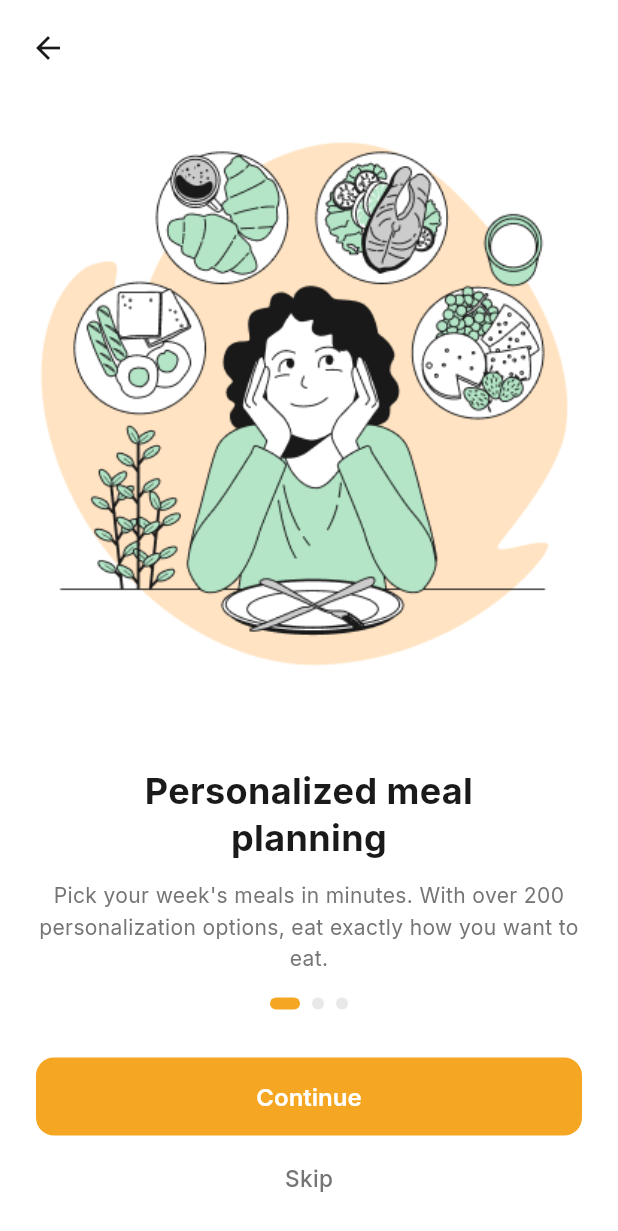
After one commit to Souro-v/meal_planers, a Flutter app: the OnboardingScreen screen opened by its route, on a phone screen of 412 x 824 dp. The commit adds this screen. Shown: the top 1231 px of the screen. Run offline on Flutter 3.47's test engine with Material 3 defaults, Android fonts, the phone set to English and light mode, and no system bars; our stand-ins replace font_awesome_flutter, get, google_fonts.

Commit message:
onboarding

```diff
--- a/lib/app/routes/app_routes.dart
+++ b/lib/app/routes/app_routes.dart
@@ -5,25 +5,27 @@ import '../../features/auth/screens/login_screen.dart';
 import '../../features/auth/screens/forgot_password_screen.dart';
 import '../../features/auth/screens/verify_code_screen.dart';
 import '../../features/auth/screens/reset_password_screen.dart';
+import '../../features/onboarding/screens/onboarding_screen.dart';
 
 class AppRoutes {
   // ── Names ─────────────────────────────────────
-  static const splash         = '/';
-  static const signup         = '/signup';
-  static const login          = '/login';
+  static const splash = '/';
+  static const signup = '/signup';
+  static const login = '/login';
   static const forgotPassword = '/forgot-password';
-  static const verifyCode     = '/verify-code';
-  static const resetPassword  = '/reset-password';
-  static const onboarding     = '/onboarding';
-  static const home           = '/home';
+  static const verifyCode = '/verify-code';
+  static const resetPassword = '/reset-password';
+  static const onboarding = '/onboarding';
+  static const home = '/home';
 
   // ── Pages ─────────────────────────────────────
   static final pages = [
-    GetPage(name: splash,         page: () => const SplashScreen()),
-    GetPage(name: signup,         page: () => const SignUpScreen()),
-    GetPage(name: login,          page: () => const LoginScreen()),
+    GetPage(name: splash, page: () => const SplashScreen()),
+    GetPage(name: signup, page: () => const SignUpScreen()),
+    GetPage(name: login, page: () => const LoginScreen()),
     GetPage(name: forgotPassword, page: () => const ForgotPasswordScreen()),
-    GetPage(name: verifyCode,     page: () => const VerifyCodeScreen()),
-    GetPage(name: resetPassword,  page: () => const ResetPasswordScreen()),
+    GetPage(name: verifyCode, page: () => const VerifyCodeScreen()),
+    GetPage(name: resetPassword, page: () => const ResetPasswordScreen()),
+    GetPage(name: onboarding, page: () => const OnboardingScreen()),
   ];
 }
--- /dev/null
+++ b/lib/features/onboarding/screens/onboarding_screen.dart
@@ -0,0 +1,220 @@
+import 'package:flutter/material.dart';
+import 'package:get/get.dart';
+import '../../../app/themes/app_colors.dart';
+import '../controller/onboarding_controller.dart';
+
+// ── Slide Data ───────────────────────────────────────────
+class _OnboardingData {
+  final String image;
+  final String title;
+  final String description;
+
+  const _OnboardingData({
+    required this.image,
+    required this.title,
+    required this.description,
+  });
+}
+
+const _slides = [
+  _OnboardingData(
+    image: 'assets/images/onboarding1.png',
+    title: 'Personalized meal\nplanning',
+    description:
+    'Pick your week\'s meals in minutes. With over 200 personalization '
+        'options, eat exactly how you want to eat.',
+  ),
+  _OnboardingData(
+    image: 'assets/images/onboarding2.png',
+    title: 'Simple, stress-free\ngrocery shopping',
+    description:
+    'Grocery shop once per week with an organized '
+        '"done for you" shopping list.',
+  ),
+  _OnboardingData(
+    image: 'assets/images/onboarding3.png',
+    title: 'Delicious, healthy meals\nmade easy',
+    description:
+    'Easily cook healthy, delicious meals in about '
+        '30 minutes, from start to finish.',
+  ),
+];
+
+// ── Main Screen ──────────────────────────────────────────
+class OnboardingScreen extends StatelessWidget {
+  const OnboardingScreen({super.key});
+
+  @override
+  Widget build(BuildContext context) {
+    final c = Get.put(OnboardingController());
+
+    return Scaffold(
+      backgroundColor: Colors.white,
+      body: SafeArea(
+        child: Column(
+          children: [
+
+            // ── Back Button ──
+            Padding(
+              padding: const EdgeInsets.only(left: 8, top: 8),
+              child: Align(
+                alignment: Alignment.centerLeft,
+                child: IconButton(
+                  onPressed: () => Get.back(),
+                  icon: const Icon(Icons.arrow_back,
+                      color: AppColors.textPrimary),
+                ),
+              ),
+            ),
+
+            // ── PageView ──
+            Expanded(
+              child: PageView.builder(
+                controller: c.pageController,
+                onPageChanged: c.onPageChanged,
+                itemCount: _slides.length,
+                itemBuilder: (_, i) => _SlidePage(data: _slides[i]),
+              ),
+            ),
+
+            // ── Dot Indicators ──
+            Obx(() => _DotIndicator(
+              count: _slides.length,
+              current: c.currentPage.value,
+            )),
+            const SizedBox(height: 32),
+
+            // ── Buttons ──
+            Padding(
+              padding: const EdgeInsets.symmetric(horizontal: 24),
+              child: Column(
+                children: [
+                  // Continue
+                  SizedBox(
+                    width: double.infinity,
+                    height: 52,
+                    child: ElevatedButton(
+                      onPressed: c.nextPage,
+                      style: ElevatedButton.styleFrom(
+                        backgroundColor: AppColors.primary,
+                        elevation: 0,
+                        shape: RoundedRectangleBorder(
+                            borderRadius: BorderRadius.circular(12)),
+                      ),
+                      child: const Text(
+                        'Continue',
+                        style: TextStyle(
+                          fontSize: 16,
+                          fontWeight: FontWeight.w600,
+                          color: Colors.white,
+                        ),
+                      ),
+                    ),
+                  ),
+                  const SizedBox(height: 14),
+
+                  // Skip
+                  GestureDetector(
+                    onTap: c.skip,
+                    child: const Padding(
+                      padding: EdgeInsets.symmetric(vertical: 4),
+                      child: Text(
+                        'Skip',
+                        style: TextStyle(
+                          fontSize: 15,
+                          color: AppColors.textSecondary,
+                          fontWeight: FontWeight.w500,
+                        ),
+                      ),
+                    ),
+                  ),
+                ],
+              ),
+            ),
+            const SizedBox(height: 24),
+          ],
+        ),
+      ),
+    );
+  }
+}
+
+// ── Single Slide ─────────────────────────────────────────
+class _SlidePage extends StatelessWidget {
+  final _OnboardingData data;
+
+  const _SlidePage({required this.data});
+
+  @override
+  Widget build(BuildContext context) {
+    return Padding(
+      padding: const EdgeInsets.symmetric(horizontal: 24),
+      child: Column(
+        children: [
+
+          // ── Illustration ──
+          Expanded(
+            child: Image.asset(
+              data.image,
+              fit: BoxFit.contain,
+            ),
+          ),
+          const SizedBox(height: 32),
+
+          // ── Title ──
+          Text(
+            data.title,
+            textAlign: TextAlign.center,
+            style: const TextStyle(
+              fontSize: 24,
+              fontWeight: FontWeight.w700,
+              color: AppColors.textPrimary,
+              height: 1.3,
+            ),
+          ),
+          const SizedBox(height: 12),
+
+          // ── Description ──
+          Text(
+            data.description,
+            textAlign: TextAlign.center,
+            style: const TextStyle(
+              fontSize: 14,
+              color: AppColors.textSecondary,
+              height: 1.5,
+            ),
+          ),
+          const SizedBox(height: 16),
+        ],
+      ),
+    );
+  }
+}
+
+// ── Dot Indicator ────────────────────────────────────────
+class _DotIndicator extends StatelessWidget {
+  final int count;
+  final int current;
+
+  const _DotIndicator({required this.count, required this.current});
+
+  @override
+  Widget build(BuildContext context) {
+    return Row(
+      mainAxisAlignment: MainAxisAlignment.center,
+      children: List.generate(count, (i) {
+        final isActive = i == current;
+        return AnimatedContainer(
+          duration: const Duration(milliseconds: 250),
+          margin: const EdgeInsets.symmetric(horizontal: 4),
+          width: isActive ? 20 : 8,
+          height: 8,
+          decoration: BoxDecoration(
+            color: isActive ? AppColors.primary : AppColors.border,
+            borderRadius: BorderRadius.circular(4),
+          ),
+        );
+      }),
+    );
+  }
+}
--- a/pubspec.yaml
+++ b/pubspec.yaml
@@ -67,6 +67,7 @@ flutter:
   # To add assets to your application, add an assets section, like this:
   assets:
       - assets/icons/
+      - assets/images/
   #   - images/a_dot_ham.jpeg
 
   # An image asset can refer to one or more resolution-specific "variants", see
```
